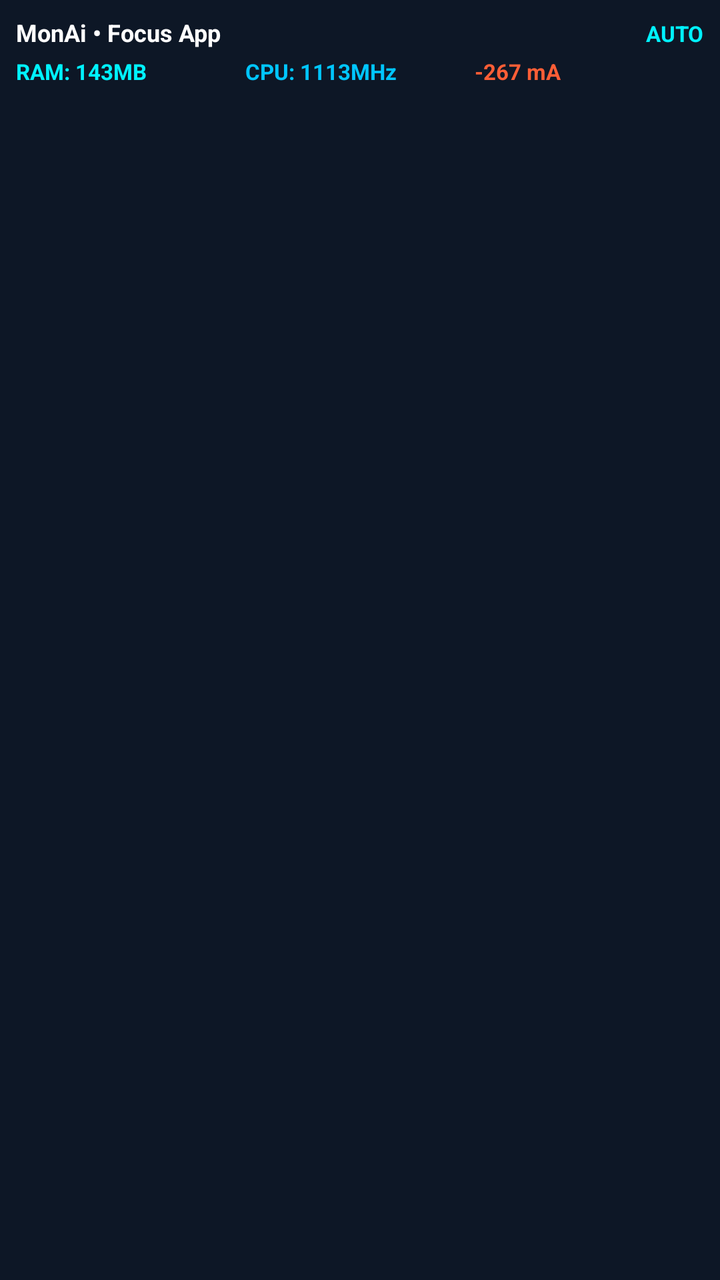
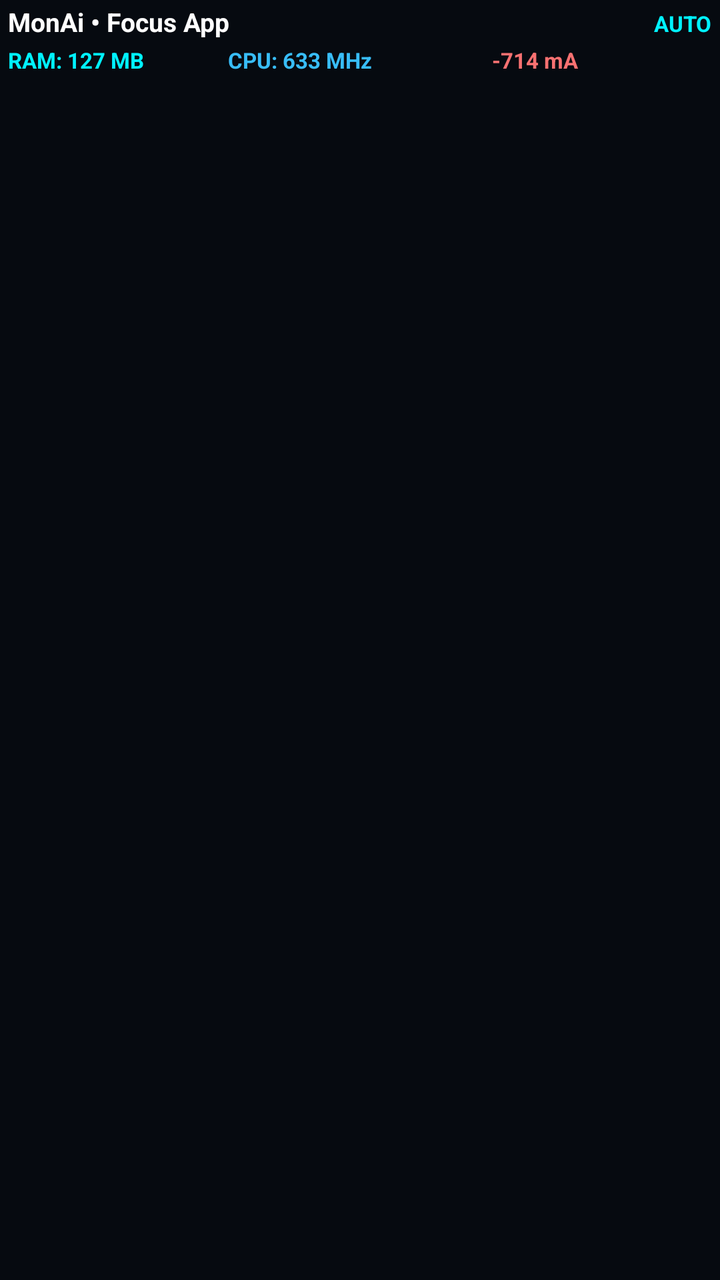

An Android layout rendered at two revisions. The XML below is the earlier revision; the diff shows what the commit changed to produce the second picture.
<!-- AndroidManifest.xml: application theme Theme.MonAi -->
<!-- res/layout/notif_monai_collapsed.xml -->
<?xml version="1.0" encoding="utf-8"?>
<LinearLayout xmlns:android="http://schemas.android.com/apk/res/android"
    android:layout_width="match_parent"
    android:layout_height="64dp"
    android:orientation="vertical"
    android:padding="8dp"
    android:background="#0D1726">

    <LinearLayout
        android:layout_width="match_parent"
        android:layout_height="wrap_content"
        android:orientation="horizontal">
        <TextView
            android:id="@+id/txt_app_title"
            android:layout_width="0dp"
            android:layout_height="wrap_content"
            android:layout_weight="1"
            android:text="MonAi • Focus App"
            android:textColor="#FFFFFF"
            android:textStyle="bold"
            android:textSize="12sp"/>
        <TextView
            android:id="@+id/txt_mode_badge"
            android:layout_width="wrap_content"
            android:layout_height="wrap_content"
            android:text="AUTO"
            android:textColor="#00F2FE"
            android:textStyle="bold"
            android:textSize="11sp"/>
    </LinearLayout>

    <LinearLayout
        android:layout_width="match_parent"
        android:layout_height="wrap_content"
        android:orientation="horizontal"
        android:layout_marginTop="4dp">
        <TextView
            android:id="@+id/txt_col_ram"
            android:layout_width="0dp"
            android:layout_height="wrap_content"
            android:layout_weight="1"
            android:text="RAM: 143MB"
            android:textColor="#00F2FE"
            android:textSize="11sp"
            android:textStyle="bold"/>
        <TextView
            android:id="@+id/txt_col_cpu"
            android:layout_width="0dp"
            android:layout_height="wrap_content"
            android:layout_weight="1"
            android:text="CPU: 1113MHz"
            android:textColor="#00C6FF"
            android:textSize="11sp"
            android:textStyle="bold"/>
        <TextView
            android:id="@+id/txt_col_power"
            android:layout_width="0dp"
            android:layout_height="wrap_content"
            android:layout_weight="1"
            android:text="-267 mA"
            android:textColor="#FF5E36"
            android:textSize="11sp"
            android:textStyle="bold"/>
    </LinearLayout>
</LinearLayout>
<!-- resources referenced by this layout -->
<resources>
  <style name="Theme.MonAi" parent="android:Theme.Material.NoActionBar">
          <item name="android:windowBackground">#060A10</item>
          <item name="android:statusBarColor">#060A10</item>
          <item name="android:navigationBarColor">#0D1520</item>
      </style>
</resources>

<!-- the commit's change to res/layout/notif_monai_collapsed.xml (unified diff, before → after) -->
@@ -1,10 +1,13 @@
 <?xml version="1.0" encoding="utf-8"?>
 <LinearLayout xmlns:android="http://schemas.android.com/apk/res/android"
     android:layout_width="match_parent"
-    android:layout_height="64dp"
+    android:layout_height="wrap_content"
     android:orientation="vertical"
-    android:padding="8dp"
-    android:background="#0D1726">
+    android:paddingStart="4dp"
+    android:paddingEnd="4dp"
+    android:paddingTop="2dp"
+    android:paddingBottom="2dp"
+    android:background="@android:color/transparent">
 
     <LinearLayout
         android:layout_width="match_parent"
@@ -18,7 +21,7 @@
             android:text="MonAi • Focus App"
             android:textColor="#FFFFFF"
             android:textStyle="bold"
-            android:textSize="12sp"/>
+            android:textSize="13sp"/>
         <TextView
             android:id="@+id/txt_mode_badge"
             android:layout_width="wrap_content"
@@ -33,13 +36,13 @@
         android:layout_width="match_parent"
         android:layout_height="wrap_content"
         android:orientation="horizontal"
-        android:layout_marginTop="4dp">
+        android:layout_marginTop="3dp">
         <TextView
             android:id="@+id/txt_col_ram"
             android:layout_width="0dp"
             android:layout_height="wrap_content"
             android:layout_weight="1"
-            android:text="RAM: 143MB"
+            android:text="RAM: 127 MB"
             android:textColor="#00F2FE"
             android:textSize="11sp"
             android:textStyle="bold"/>
@@ -47,9 +50,9 @@
             android:id="@+id/txt_col_cpu"
             android:layout_width="0dp"
             android:layout_height="wrap_content"
-            android:layout_weight="1"
-            android:text="CPU: 1113MHz"
-            android:textColor="#00C6FF"
+            android:layout_weight="1.2"
+            android:text="CPU: 633 MHz"
+            android:textColor="#38BDF8"
             android:textSize="11sp"
             android:textStyle="bold"/>
         <TextView
@@ -57,8 +60,8 @@
             android:layout_width="0dp"
             android:layout_height="wrap_content"
             android:layout_weight="1"
-            android:text="-267 mA"
-            android:textColor="#FF5E36"
+            android:text="-714 mA"
+            android:textColor="#F87171"
             android:textSize="11sp"
             android:textStyle="bold"/>
     </LinearLayout>
